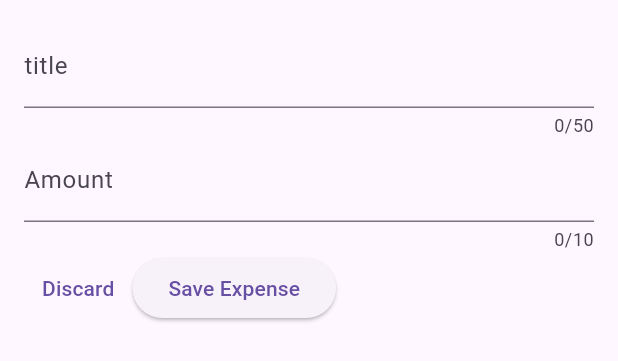
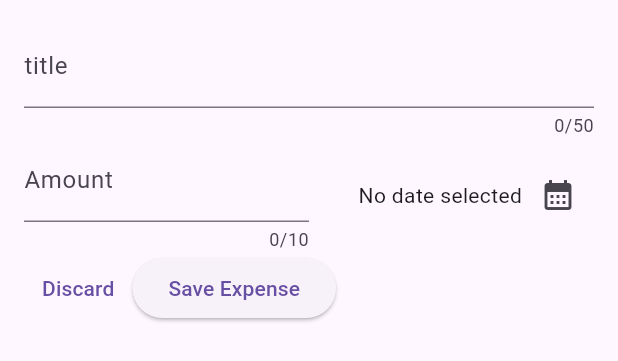
Before and after one commit to SassaroCristian/expenses_tracker_flutter, a Flutter app: the NewExpanse widget shown alone on an empty page, opened directly, on a phone screen of 412 x 824 dp. Shown: the top 361 px of the screen. Run offline on Flutter 3.47's test engine with Material 3 defaults, Android fonts, the light colour scheme and no system bars.

Commit message:
added date picker functionality

```diff
--- a/lib/widgets/new_expense.dart
+++ b/lib/widgets/new_expense.dart
@@ -1,4 +1,7 @@
 import 'package:flutter/material.dart';
+import 'package:intl/intl.dart';
+
+final formatter = DateFormat.yMd();
 
 class NewExpanse extends StatefulWidget {
   const NewExpanse({super.key});
@@ -11,6 +14,21 @@ class NewExpanse extends StatefulWidget {
 class _NewExpenseState extends State<NewExpanse> {
   final _titleController = TextEditingController();
   final _amountController = TextEditingController();
+  DateTime? _selectedDate;
+
+  void _presentDatePicker() async {
+    final now = DateTime.now();
+    final firstDate = DateTime(now.year - 1, now.month, now.day);
+    final pickedDate = await showDatePicker(
+        context: context,
+        initialDate: now,
+        firstDate: firstDate,
+        lastDate: now);
+
+    setState(() {
+      _selectedDate = pickedDate;
+    });
+  }
 
   @override
   void dispose() {
@@ -35,7 +53,10 @@ class _NewExpenseState extends State<NewExpanse> {
               label: Text('title'),
             ),
           ),
-          TextField(
+          Row(
+            children: [
+              Expanded(
+                child: TextField(
                   controller: _amountController,
                   keyboardType: TextInputType.number,
                   maxLength: 10,
@@ -44,11 +65,38 @@ class _NewExpenseState extends State<NewExpanse> {
                     label: Text('Amount'),
                   ),
                 ),
+              ),
+              const SizedBox(
+                height: 16,
+              ),
+              Expanded(
+                child: Row(
+                  mainAxisAlignment: MainAxisAlignment.end,
+                  crossAxisAlignment: CrossAxisAlignment.center,
+                  children: [
+                    Text(
+                      // ternary operator t chech for null and in case display text
+                      // ! <= is used to tell flutter a value wont be null
+                      _selectedDate == null
+                          ? 'No date selected'
+                          : formatter.format(_selectedDate!),
+                    ),
+                    IconButton(
+                      onPressed: _presentDatePicker,
+                      icon: const Icon(
+                        Icons.calendar_month,
+                      ),
+                    )
+                  ],
+                ),
+              )
+            ],
+          ),
           Row(
             children: [
               TextButton(
                 onPressed: () {
-                  // todo add logic to exit editing and discard
+                  Navigator.pop(context);
                 },
                 child: const Text(
                   'Discard',
```
Lines whose indentation alone changed are shown as unchanged.
